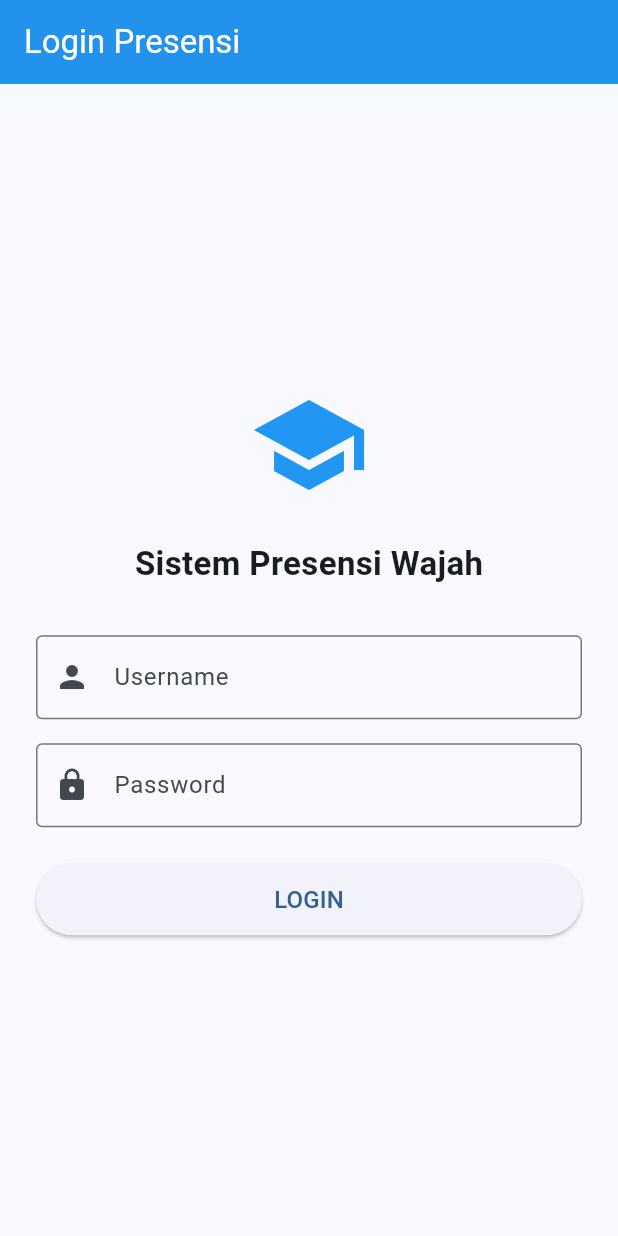
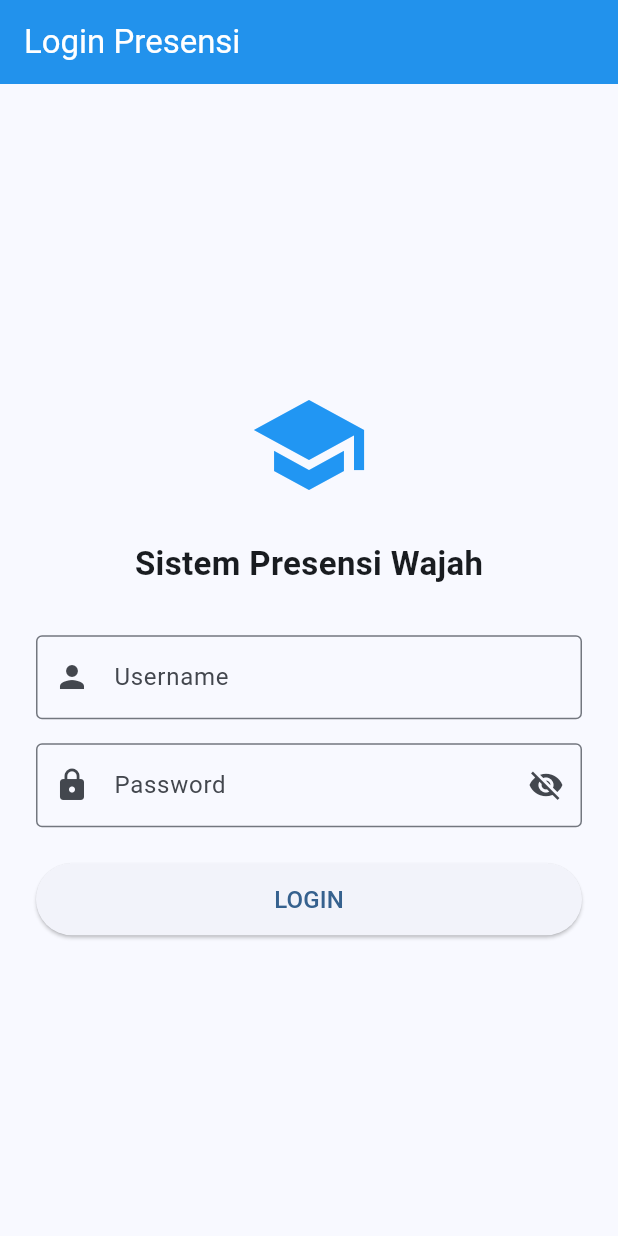
Before and after one commit to dhennyhariyanto/siswa, a Flutter app: the screen it shows after launch, on a phone screen of 412 x 824 dp. Run offline on Flutter 3.47's test engine with Material 3 defaults, Android fonts, the phone set to English and light mode, and no system bars; our stand-ins replace image_picker, shared_preferences.

Commit message:
feat: add show/hide password toggle to login screen

```diff
--- a/presensi_app/lib/screens/login_screen.dart
+++ b/presensi_app/lib/screens/login_screen.dart
@@ -12,6 +12,7 @@ class _LoginScreenState extends State<LoginScreen> {
   final _usernameCtrl = TextEditingController();
   final _passwordCtrl = TextEditingController();
   bool _isLoading = false;
+  bool _obscurePassword = true;
 
   Future<void> _login() async {
     setState(() {
@@ -74,11 +75,23 @@ class _LoginScreenState extends State<LoginScreen> {
               const SizedBox(height: 16),
               TextField(
                 controller: _passwordCtrl,
-                obscureText: true,
-                decoration: const InputDecoration(
+                obscureText: _obscurePassword,
+                decoration: InputDecoration(
                   labelText: 'Password',
-                  border: OutlineInputBorder(),
-                  prefixIcon: Icon(Icons.lock),
+                  border: const OutlineInputBorder(),
+                  prefixIcon: const Icon(Icons.lock),
+                  suffixIcon: IconButton(
+                    icon: Icon(
+                      _obscurePassword
+                          ? Icons.visibility_off
+                          : Icons.visibility,
+                    ),
+                    onPressed: () {
+                      setState(() {
+                        _obscurePassword = !_obscurePassword;
+                      });
+                    },
+                  ),
                 ),
               ),
               const SizedBox(height: 24),
```
